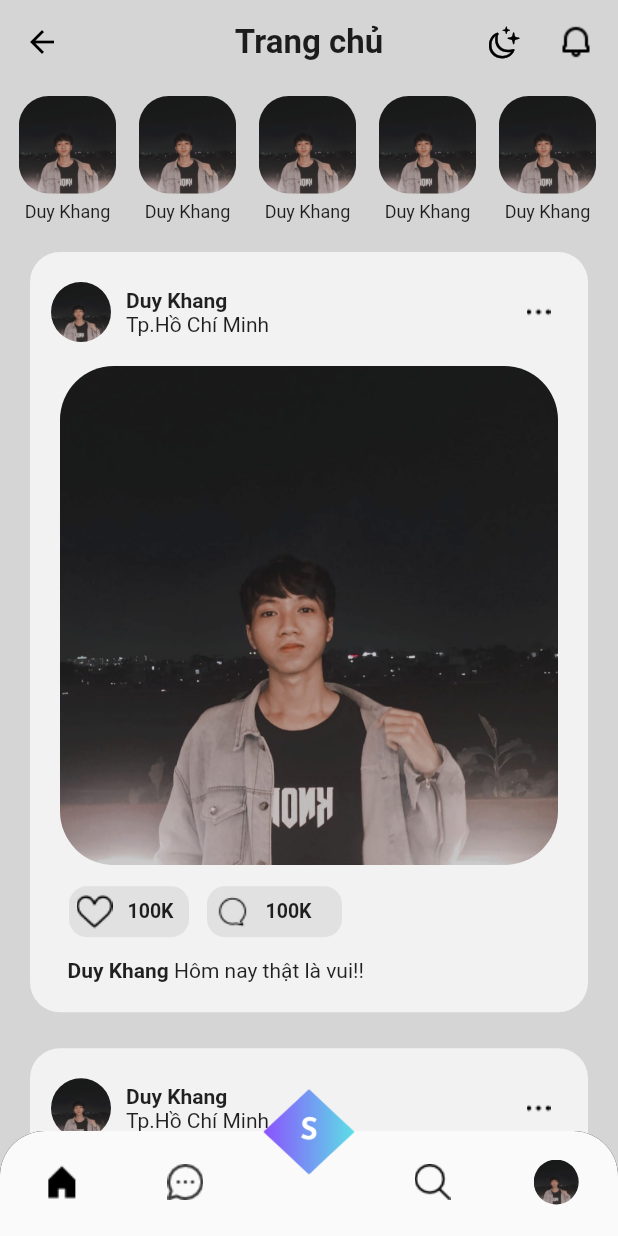
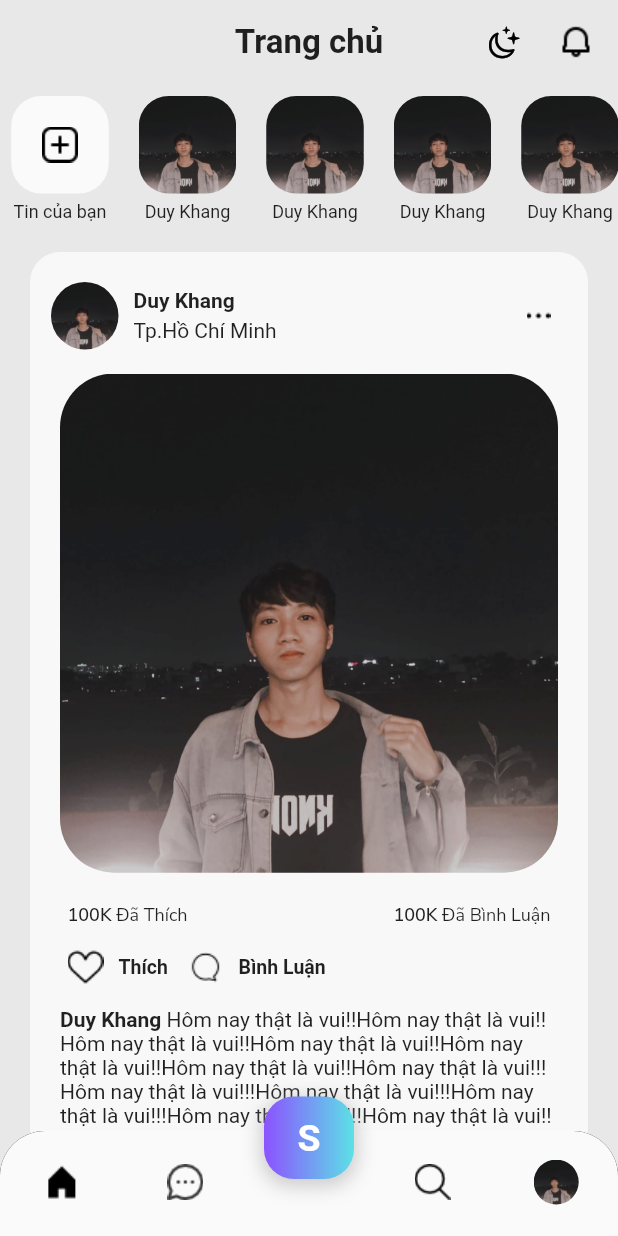
Before and after one commit to DuyKhangIT/SeShare-App, a Flutter app: the NavigationBarView screen opened by its route, on a phone screen of 412 x 824 dp. Run offline on Flutter 3.47's test engine with Material 2 defaults, Android fonts, the phone set to English and light mode, and no system bars; our stand-ins replace awesome_snackbar_content, dotted_border, firebase_auth, firebase_core, get, get_storage and 4 more; accounts and stored records are empty; Roboto replaces fonts that are missing (Nunito Sans).

Commit message:
custom layout for home page

```diff
--- a/lib/page/main/home_screen/home_controller.dart
+++ b/lib/page/main/home_screen/home_controller.dart
@@ -1,4 +1,5 @@
 import 'package:firebase_auth/firebase_auth.dart';
+import 'package:flutter/cupertino.dart';
 import 'package:get/get.dart';
 import 'package:get/get_core/src/get_main.dart';
 import 'package:get/get_state_manager/src/simple/get_controllers.dart';
@@ -8,6 +9,8 @@ import '../../../models/story_data.dart';
 
 class HomeController extends GetxController {
   bool isLike = false;
+  int currentMax = 2;
+  final scrollController = ScrollController();
   final List<Story> stories = [
     Story(
       url:
--- a/lib/page/main/home_screen/home_view.dart
+++ b/lib/page/main/home_screen/home_view.dart
@@ -27,21 +27,28 @@ class _HomeState extends State<Home> {
     HomeController homeController = Get.put(HomeController());
     return GetBuilder<HomeController>(
         builder: (controller) => SafeArea(
-              child: Scaffold(
-                backgroundColor: Theme.of(context).brightness == Brightness.dark
+              child: Material(
+                key: UniqueKey(),
+                child: Container(
+                  color: Theme.of(context).brightness == Brightness.dark
                       ? Colors.black54
-                    : Colors.grey.withOpacity(0.4),
-                appBar: AppBar(
-                  leading: IconButton(
-                    icon: Icon(Icons.arrow_back,color: Theme.of(context).brightness == Brightness.dark
-                        ? Colors.white
-                        : Colors.black,),
-                    onPressed: () => Navigator.of(context).pop(),
-                  ),
+                      : Colors.grey.withOpacity(0.2),
+                  child: CustomScrollView(
+                    keyboardDismissBehavior:
+                        ScrollViewKeyboardDismissBehavior.manual,
+                    slivers: [
+                      SliverAppBar(
+                        automaticallyImplyLeading: false,
                         title: Text(
                           'Trang chủ',
-                    style: Theme.of(context).textTheme.headline6?.copyWith(
-                        color: Theme.of(context).textTheme.headline6?.color,
+                          style: Theme.of(context)
+                              .textTheme
+                              .headline6
+                              ?.copyWith(
+                                  color: Theme.of(context)
+                                      .textTheme
+                                      .headline6
+                                      ?.color,
                                   fontSize: 22,
                                   fontWeight: FontWeight.bold),
                         ),
@@ -57,7 +64,8 @@ class _HomeState extends State<Home> {
                               margin: const EdgeInsets.only(right: 10),
                               child: ColorFiltered(
                                 colorFilter: ColorFilter.mode(
-                            Theme.of(context).brightness == Brightness.dark
+                                  Theme.of(context).brightness ==
+                                          Brightness.dark
                                       ? Colors.white
                                       : Colors.black,
                                   BlendMode.srcIn,
@@ -88,59 +96,91 @@ class _HomeState extends State<Home> {
                         ],
                         elevation: 0,
                       ),
-                body: Column(
-                    mainAxisAlignment: MainAxisAlignment.start,
-                    crossAxisAlignment: CrossAxisAlignment.start,
-                    children: [
-                      Container(height:100,child: listViewStory(homeController)),
-                      Expanded(child: listViewPost())
+                      //////////// list story  ////////////////
+                      SliverToBoxAdapter(
+                        child: SizedBox(
+                          height:
+                              100, // set height of the container to hold the stories
+                          child: ListView.builder(
+                            scrollDirection: Axis.horizontal,
+                            itemCount:
+                                10, // replace with actual API call to get number of stories
+                            itemBuilder: (context, index) {
+                              if (index == 0) {
+                                return contentListViewStoryFirstIndex();
+                              } else {
+                                return contentListViewStory();
+                              }
+                            },
+                          ),
+                        ),
+                      ),
+                      //////////// list post  ////////////////
+                      SliverList(
+                        delegate: SliverChildBuilderDelegate(
+                          (context, index) {
+                            return contentListViewPost();
+                          },
+                          childCount: homeController.currentMax,
+                          // replace with actual API call to get number of posts
+                        ),
+                      ),
+                      const SliverToBoxAdapter(
+                        child: SizedBox(height: 70), // add bottom padding here
+                      ),
                     ],
+                  ),
                 ),
               ),
             ));
   }
 
-  /// list view story
-  Widget listViewStory(HomeController homeController) {
-    homeController = Get.put(HomeController());
-    return Padding(
-      padding: const EdgeInsets.only(left: 10),
-      child: ListView.builder(
-          scrollDirection: Axis.horizontal,
-          itemCount: 10, //Call API
-          itemBuilder: (context, index) {
-            return contentListViewStory();
-          }),
-    );
-  }
-
-  /// list view story
-  Widget listViewPost() {
-    return ListView.builder(
-        padding: const EdgeInsets.only(bottom: 100),
-        scrollDirection: Axis.vertical,
-        itemCount: 2, //Call API
-        itemBuilder: (context, index) {
-          return contentListViewPost();
-        });
-  }
-
   /// content list view story
   Widget contentListViewStory() {
     return Container(
-      width: 70,
-      margin: const EdgeInsets.only(right: 10),
-      decoration: BoxDecoration(
-        borderRadius: BorderRadius.circular(8)
-      ),
+      width: 80,
+      margin: const EdgeInsets.only(right: 5),
       child: Column(
         mainAxisAlignment: MainAxisAlignment.start,
         crossAxisAlignment: CrossAxisAlignment.center,
         children: [
-          AvatarStory(image: ImageAssets.imgTet,onTap: (){},),
+          AvatarStory(
+            image: ImageAssets.imgTet,
+            onTap: () {},
+          ),
           const Padding(
             padding: EdgeInsets.symmetric(horizontal: 5),
             child: Text("Duy Khang",
+                overflow: TextOverflow.ellipsis,
+                maxLines: 1,
+                style: TextStyle(fontSize: 12, fontFamily: 'Nunito Sans')),
+          ),
+        ],
+      ),
+    );
+  }
+
+  /// content list view story index == 0
+  Widget contentListViewStoryFirstIndex() {
+    return Container(
+      width: 80,
+      margin: const EdgeInsets.only(right: 5),
+      child: Column(
+        mainAxisAlignment: MainAxisAlignment.start,
+        crossAxisAlignment: CrossAxisAlignment.center,
+        children: [
+          Container(
+            width: 65,
+            height: 65,
+            margin: const EdgeInsets.only(top: 8, bottom: 5),
+            decoration: BoxDecoration(
+                color: Colors.white.withOpacity(0.8),
+                borderRadius: BorderRadius.circular(20)),
+            child: Image.asset(IconsAssets.icPost),
+          ),
+          const Padding(
+            padding: EdgeInsets.symmetric(horizontal: 5),
+            child: Text("Tin của bạn",
                 overflow: TextOverflow.ellipsis,
                 maxLines: 1,
                 style: TextStyle(fontSize: 12, fontFamily: 'Nunito Sans')),
@@ -165,7 +205,7 @@ class _HomeState extends State<Home> {
         mainAxisAlignment: MainAxisAlignment.start,
         children: [
           Padding(
-            padding: const EdgeInsets.only(left: 14, right: 25),
+            padding: const EdgeInsets.only(left: 14, right: 25, bottom: 16),
             child: Row(
               mainAxisAlignment: MainAxisAlignment.spaceBetween,
               children: [
@@ -175,8 +215,8 @@ class _HomeState extends State<Home> {
                   children: [
                     ///avatar
                     Container(
-                      width: 40,
-                      height: 40,
+                      width: 45,
+                      height: 45,
                       margin: const EdgeInsets.only(right: 10),
                       decoration: const BoxDecoration(
                         color: Colors.transparent,
@@ -191,10 +231,10 @@ class _HomeState extends State<Home> {
                     ),
 
                     /// user name and location
-                    SizedBox(
-                      width: 230,
+                    Container(
+                      constraints: BoxConstraints(maxWidth: 230),
                       child: Column(
-                        mainAxisAlignment: MainAxisAlignment.spaceBetween,
+                        mainAxisAlignment: MainAxisAlignment.start,
                         crossAxisAlignment: CrossAxisAlignment.start,
                         children: const [
                           Text("Duy Khang",
@@ -204,6 +244,7 @@ class _HomeState extends State<Home> {
                                   fontWeight: FontWeight.bold,
                                   fontSize: 14,
                                   fontFamily: 'Nunito Sans')),
+                          SizedBox(height: 4),
                           Text("Tp.Hồ Chí Minh",
                               maxLines: 1,
                               overflow: TextOverflow.ellipsis,
@@ -228,7 +269,8 @@ class _HomeState extends State<Home> {
               ],
             ),
           ),
-          const SizedBox(height: 16),
+
+          /// image post
           Padding(
               padding: const EdgeInsets.symmetric(horizontal: 20),
               child: ClipRRect(
@@ -236,47 +278,108 @@ class _HomeState extends State<Home> {
                   child: Image.asset(ImageAssets.imgTet))),
 
           /// icon like + cmt
+          Container(
+            width: MediaQuery.of(context).size.width,
+            height: 60,
+            margin: const EdgeInsets.fromLTRB(20, 20, 20, 10),
+            child: Column(
+              mainAxisAlignment: MainAxisAlignment.spaceBetween,
+              children: [
+                /// viewer and cmter
                 Padding(
-            padding: const EdgeInsets.symmetric(vertical: 14, horizontal: 12),
+                  padding: const EdgeInsets.symmetric(horizontal: 5),
                   child: Row(
                     mainAxisAlignment: MainAxisAlignment.spaceBetween,
                     children: [
-                Container(
-                  constraints: BoxConstraints(maxWidth: 210),
-                  padding: EdgeInsets.symmetric(horizontal: 14),
-                  child: Row(
-                    mainAxisAlignment: MainAxisAlignment.spaceBetween,
+                      RichText(
+                        overflow: TextOverflow.ellipsis,
+                        text: TextSpan(
+                            style: TextStyle(
+                                color: Theme.of(context)
+                                    .textTheme
+                                    .headline6
+                                    ?.color,
+                                fontFamily: 'NunitoSans'),
+                            children: const [
+                              TextSpan(
+                                  text: "100K ",
+                                  style: TextStyle(
+                                      fontSize: 12,
+                                      fontWeight: FontWeight.bold,
+                                      fontFamily: 'NunitoSans')),
+                              TextSpan(
+                                  text: "Đã Thích",
+                                  style: TextStyle(
+                                      fontSize: 12, fontFamily: 'NunitoSans')),
+                            ]),
+                      ),
+                      RichText(
+                        overflow: TextOverflow.ellipsis,
+                        text: TextSpan(
+                            style: TextStyle(
+                                color: Theme.of(context)
+                                    .textTheme
+                                    .headline6
+                                    ?.color,
+                                fontFamily: 'NunitoSans'),
+                            children: const [
+                              TextSpan(
+                                  text: "100K ",
+                                  style: TextStyle(
+                                      fontSize: 12,
+                                      fontWeight: FontWeight.bold,
+                                      fontFamily: 'NunitoSans')),
+                              TextSpan(
+                                  text: "Đã Bình Luận",
+                                  style: TextStyle(
+                                      fontSize: 12, fontFamily: 'NunitoSans')),
+                            ]),
+                      ),
+                    ],
+                  ),
+                ),
+
+                /// icon like + cmt
+                Row(
+                  mainAxisAlignment: MainAxisAlignment.start,
                   children: [
                     /// ic like
                     GestureDetector(
-                        onTap: (){
+                      onTap: () {
                         homeController.isLike = !homeController.isLike;
                         homeController.update();
                       },
-                        child:
-                        homeController.isLike == true
-                            ?Container(
+                      child: Container(
                           constraints: const BoxConstraints(maxWidth: 80),
                           padding: const EdgeInsets.all(5),
-                          decoration: BoxDecoration(
-                              borderRadius: BorderRadius.circular(12),
-                              color: Colors.grey.withOpacity(0.2)
-                          ),
                           child: Row(
+                            mainAxisAlignment: MainAxisAlignment.start,
                             children: [
-                              ColorFiltered(
+                              (homeController.isLike == true)
+                                  ? ColorFiltered(
                                       colorFilter: ColorFilter.mode(
-                                  Theme.of(context).brightness == Brightness.dark
+                                        Theme.of(context).brightness ==
+                                                Brightness.dark
                                             ? Colors.red
                                             : Colors.red,
                                         BlendMode.srcIn,
                                       ),
                                       child: Image.asset(IconsAssets.icLikeRed),
+                                    )
+                                  : ColorFiltered(
+                                      colorFilter: ColorFilter.mode(
+                                        Theme.of(context).brightness ==
+                                                Brightness.dark
+                                            ? Colors.white
+                                            : Colors.black,
+                                        BlendMode.srcIn,
+                                      ),
+                                      child: Image.asset(IconsAssets.icLike),
                                     ),
                               const SizedBox(width: 10),
                               Container(
                                 constraints: const BoxConstraints(maxWidth: 45),
-                                child: Text("100K",
+                                child: Text("Thích",
                                     style: Theme.of(context)
                                         .textTheme
                                         .headline6
@@ -289,54 +392,13 @@ class _HomeState extends State<Home> {
                                             fontWeight: FontWeight.bold)),
                               ),
                             ],
-                          ),
-                        )
-                            :Container(
-                          constraints: const BoxConstraints(maxWidth: 80),
-                          padding: EdgeInsets.all(5),
-                          decoration: BoxDecoration(
-                              borderRadius: BorderRadius.circular(12),
-                              color: Colors.grey.withOpacity(0.2)
-                          ),
-                          child: Row(
-                            children: [
-                              ColorFiltered(
-                                colorFilter: ColorFilter.mode(
-                                  Theme.of(context).brightness == Brightness.dark
-                                      ? Colors.white
-                                      : Colors.black,
-                                  BlendMode.srcIn,
-                                ),
-                                child: Image.asset(IconsAssets.icLike),
-                              ),
-                              const SizedBox(width: 10),
-                              Container(
-                                constraints: const BoxConstraints(maxWidth: 45),
-                                child: Text("100K",
-                                    style: Theme.of(context)
-                                        .textTheme
-                                        .headline6
-                                        ?.copyWith(
-                                            color: Theme.of(context)
-                                                .textTheme
-                                                .headline6
-                                                ?.color,
-                                            fontSize: 13,
-                                            fontWeight: FontWeight.bold)),
-                              ),
-                            ],
-                          ),
-                        ),
+                          )),
                     ),
 
                     /// ic cmt
                     Container(
-                        constraints: BoxConstraints(maxWidth: 90),
-                        padding: EdgeInsets.all(5),
-                        decoration: BoxDecoration(
-                          borderRadius: BorderRadius.circular(12),
-                          color: Colors.grey.withOpacity(0.2)
-                        ),
+                      constraints: BoxConstraints(maxWidth: 105),
+                      padding: const EdgeInsets.all(5),
                       child: Row(
                         mainAxisAlignment: MainAxisAlignment.start,
                         children: [
@@ -349,11 +411,11 @@ class _HomeState extends State<Home> {
                             ),
                             child: Image.asset(IconsAssets.icComment),
                           ),
-                            SizedBox(width: 10),
                           Container(
-                              constraints: BoxConstraints(maxWidth: 45),
+                            margin: const EdgeInsets.only(left: 10),
+                            constraints: const BoxConstraints(maxWidth: 60),
                             child: Text(
-                                "100K",
+                              "Bình Luận",
                               style: Theme.of(context)
                                   .textTheme
                                   .headline6
@@ -371,7 +433,6 @@ class _HomeState extends State<Home> {
                     ),
                   ],
                 ),
-                ),
               ],
             ),
           ),
@@ -379,9 +440,8 @@ class _HomeState extends State<Home> {
           /// descriptions of post
           Container(
             width: MediaQuery.of(context).size.width,
-            margin: const EdgeInsets.only(left: 25),
+            margin: const EdgeInsets.symmetric(horizontal: 20),
             child: RichText(
-              overflow: TextOverflow.ellipsis,
               text: TextSpan(
                   style: TextStyle(
                       color: Theme.of(context).textTheme.headline6?.color,
@@ -392,7 +452,8 @@ class _HomeState extends State<Home> {
                         style: TextStyle(
                             fontSize: 14, fontWeight: FontWeight.bold)),
                     TextSpan(
-                        text: "Hôm nay thật là vui!!",
+                        text:
+                            "Hôm nay thật là vui!!Hôm nay thật là vui!!Hôm nay thật là vui!!Hôm nay thật là vui!!Hôm nay thật là vui!!Hôm nay thật là vui!!Hôm nay thật là vui!!!Hôm nay thật là vui!!!Hôm nay thật là vui!!!Hôm nay thật là vui!!!Hôm nay thật là vui!!!Hôm nay thật là vui!!",
                         style: TextStyle(fontSize: 14)),
                   ]),
             ),
--- a/lib/page/main/profile_screen/profile_screen_view.dart
+++ b/lib/page/main/profile_screen/profile_screen_view.dart
@@ -272,12 +272,13 @@ class _ProfileScreenState extends State<ProfileScreen>
           child: TabBarView(
             controller: _tabController,
             children: [
-              // girdview
+              // girdview of person
               Tab1(tabController: profileController),
 
               /// tag person
               Tab2(tabController: profileController),
 
+              /// story
               Tab3(tabController: profileController),
             ],
           ),
@@ -381,8 +382,9 @@ class _Tab3 extends State<Tab3> with AutomaticKeepAliveClientMixin<Tab3> {
   /// content gridview
   Widget contentGridView() {
     return Padding(
-      padding: const EdgeInsets.all(1),
-      child: ClipRect(
+      padding: const EdgeInsets.all(10),
+      child: ClipRRect(
+        borderRadius: BorderRadius.circular(60),
         child: Image.asset(ImageAssets.imgTest, fit: BoxFit.cover),
       ),
     );
--- a/lib/page/navigation_bar/navigation_bar_view.dart
+++ b/lib/page/navigation_bar/navigation_bar_view.dart
@@ -145,14 +145,44 @@ class _NavigationBarViewState extends State<NavigationBarView> {
                 ),
                 Align(
                     alignment: Alignment.bottomCenter,
-                    child: SizedBox(
-                      width: 128,
-                      height: 128,
-                      child: IconButton(
-                          onPressed: () {
-                            _onItemTapped(2);
-                          },
-                          icon: Image.asset(IconsAssets.icLogo)),
+                    child: Container(
+                      margin: const EdgeInsets.only(bottom: 38),
+                      alignment: Alignment.center,
+                      width: 60,
+                      height: 55,
+                      decoration: BoxDecoration(
+                        borderRadius: BorderRadius.circular(20),
+                        gradient: const LinearGradient(
+                          begin: Alignment.centerLeft,
+                          end: Alignment.centerRight,
+                          colors: [Color(0xFF8c52ff), Color(0xFF5ce1e6)],
+                        ),
+                        boxShadow: [
+                          BoxShadow(
+                            color: Colors.grey.withOpacity(0.5),
+                            spreadRadius: 2,
+                            blurRadius: 10,
+                            offset: Offset(0, 3), // Độ dịch chuyển theo trục x và y của đổ bóng
+                          ),
+                        ]
+                      ),
+                      child: InkWell(
+                        onTap: (){},
+                        child: Text(
+                          "S",
+                          style: TextStyle(
+                            color: Colors.white,
+                            fontSize: 25,
+                            fontWeight: FontWeight.bold
+                          ),
+                        ),
+                      )
+
+                      // IconButton(
+                      //     onPressed: () {
+                      //       _onItemTapped(2);
+                      //     },
+                      //     icon: Image.asset(IconsAssets.icLogo)),
                     )),
               ],
             ),
--- a/lib/page/onboarding/login/login_view.dart
+++ b/lib/page/onboarding/login/login_view.dart
@@ -58,7 +58,8 @@ class _LoginState extends State<Login> {
                                         loginController.phoneLogin),
                                     removeZeroAtFirstDigitPhoneNumber(
                                         loginController.passwordLogin));
-                                loginController.authenticate(userRequest);
+                               loginController.authenticate(userRequest);
+                                //Get.to(() => NavigationBarView());
                               }
                             },
                             textInside: "Đăng nhập"),
```
Lines whose indentation alone changed are shown as unchanged.
